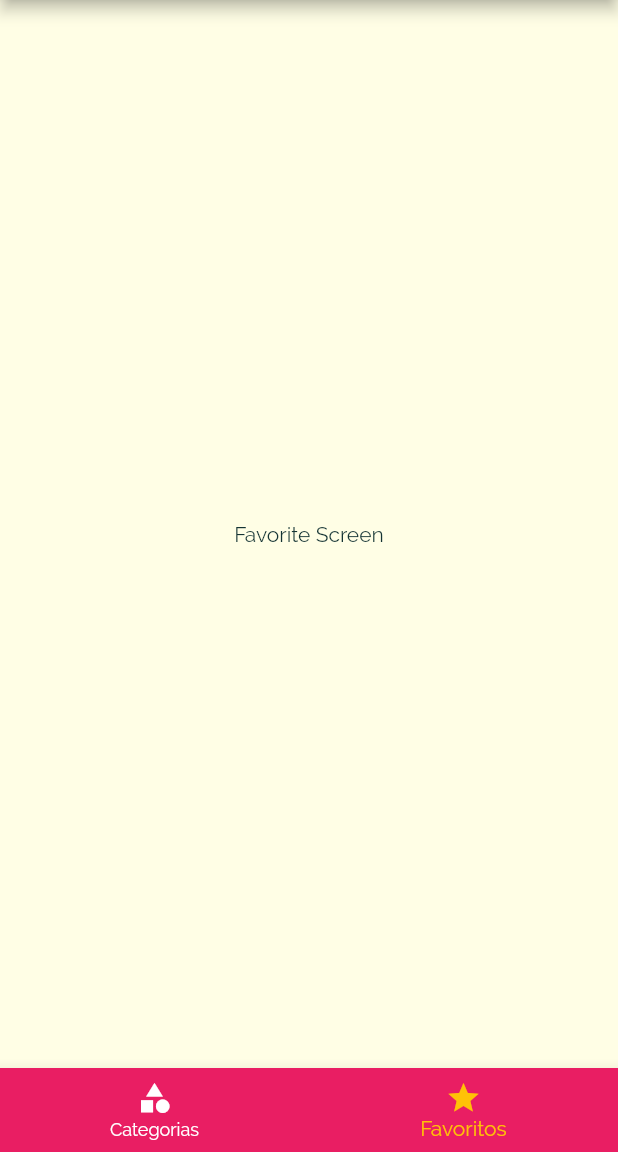
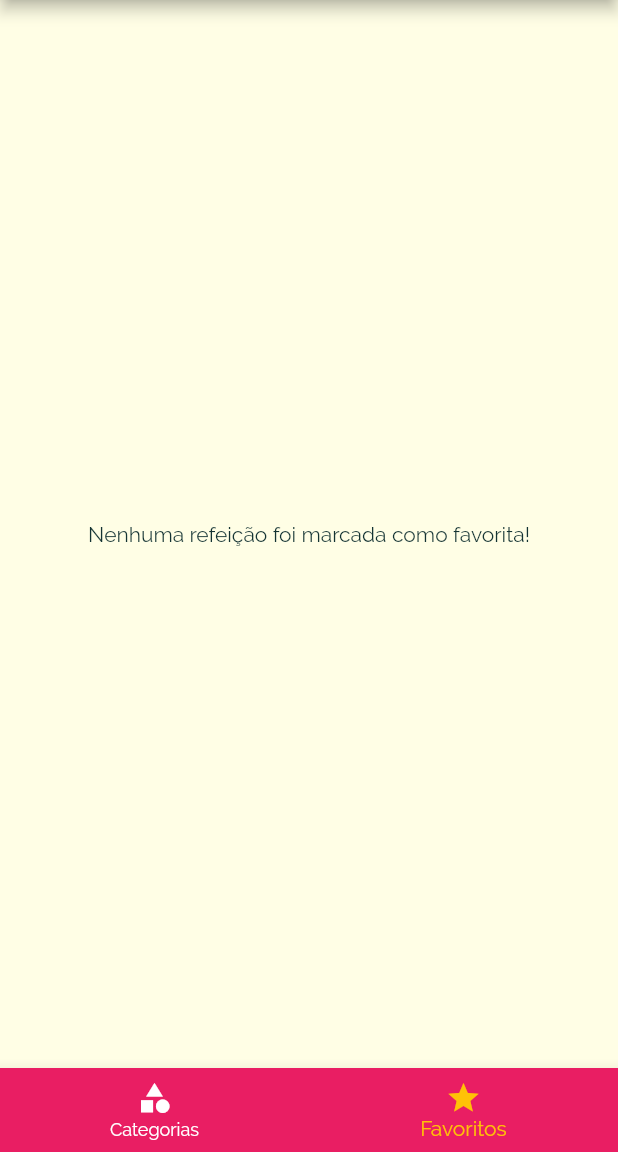
Before and after one commit to ArthurGabrieel/MenuComidas, a Flutter app: the screen it shows after launch, item 2 of the bottom bar chosen, on a phone screen of 412 x 824 dp, the part 84-1236 px from its top. Run offline on Flutter 3.47's test engine with Material 2 defaults, Android fonts, the phone set to English and light mode, and no system bars.

```diff
--- a/lib/main.dart
+++ b/lib/main.dart
@@ -22,6 +22,7 @@ class _MyAppState extends State<MyApp> {
   Settings settings = Settings();
 
   List<Meal> _availableMeals = DUMMY_MEALS;
+  List<Meal> _favoriteMeals = [];
 
   void _filterMeals(Settings settings) {
     setState(() {
@@ -36,14 +37,26 @@ class _MyAppState extends State<MyApp> {
     });
   }
 
+  void _toggleFavorite(Meal meal) {
+    setState(() {
+      _favoriteMeals.contains(meal)
+          ? _favoriteMeals.remove(meal)
+          : _favoriteMeals.add(meal);
+    });
+  }
+
+  bool _isFavorite(Meal meal) {
+    return _favoriteMeals.contains(meal);
+  }
+
   @override
   Widget build(BuildContext context) {
     return MaterialApp(
       theme: _theme(),
       routes: {
-        AppRoutes.HOME : (_) =>  TabsScreen(),
+        AppRoutes.HOME : (_) =>  TabsScreen(_favoriteMeals),
         AppRoutes.CATEGORIES_MEALS: (_) => CategoriesMealsScreen(_availableMeals),
-        AppRoutes.MEAL_DETAIL: (_) => MealDetailScreen(),
+        AppRoutes.MEAL_DETAIL: (_) => MealDetailScreen(_toggleFavorite, _isFavorite),
         AppRoutes.SETTINGS: (_) => SettingsScreen(settings, _filterMeals),
       },
     );
--- a/lib/screens/favorite_screen.dart
+++ b/lib/screens/favorite_screen.dart
@@ -1,12 +1,25 @@
+import 'package:comidas/components/meal_item.dart';
 import 'package:flutter/material.dart';
 
+import '../models/meal.dart';
+
 class FavoriteScreen extends StatelessWidget {
-  const FavoriteScreen({Key? key}) : super(key: key);
+  final List<Meal> favoriteMeals;
+
+  FavoriteScreen(this.favoriteMeals);
 
   @override
   Widget build(BuildContext context) {
-    return Center(
-      child: Text('Favorite Screen'),
+    return favoriteMeals.isEmpty ?
+    const Center(
+      child: Text('Nenhuma refeição foi marcada como favorita!'),
+    )
+        :
+    ListView.builder(
+      itemCount: favoriteMeals.length,
+      itemBuilder: (ctx, index) {
+        return MealItem(favoriteMeals[index]);
+      },
     );
   }
 }
--- a/lib/screens/tabs_screen.dart
+++ b/lib/screens/tabs_screen.dart
@@ -1,10 +1,14 @@
 import 'package:flutter/material.dart';
 
 import '../components/main_drawer.dart';
+import '../models/meal.dart';
 import 'categories_screen.dart';
 import 'favorite_screen.dart';
 
 class TabsScreen extends StatefulWidget {
+  final List<Meal> favoriteMeals;
+
+  const TabsScreen(this.favoriteMeals);
 
   @override
   State<TabsScreen> createState() => _TabsScreenState();
@@ -12,16 +16,22 @@ class TabsScreen extends StatefulWidget {
 
 class _TabsScreenState extends State<TabsScreen> {
   int _selectedScreenIndex = 0;
-  final List<Map<String, Object>> _screens = [
+  late List<Map<String, Object>> _screens;
+
+  @override
+  void initState() {
+    super.initState();
+    _screens = [
       {
         'title': 'Lista de Categorias',
         'screen': CategoriesScreen(),
       },
       {
         'title': 'Meus Favoritos',
-      'screen': FavoriteScreen(),
+        'screen': FavoriteScreen(widget.favoriteMeals),
       },
     ];
+  }
 
   void _selectScreen(int index) {
     setState(() {
```
Also changed, not shown: lib/components/meal_detail_screen.dart (+8 -4 lines). Lines whose indentation alone changed are shown as unchanged.
